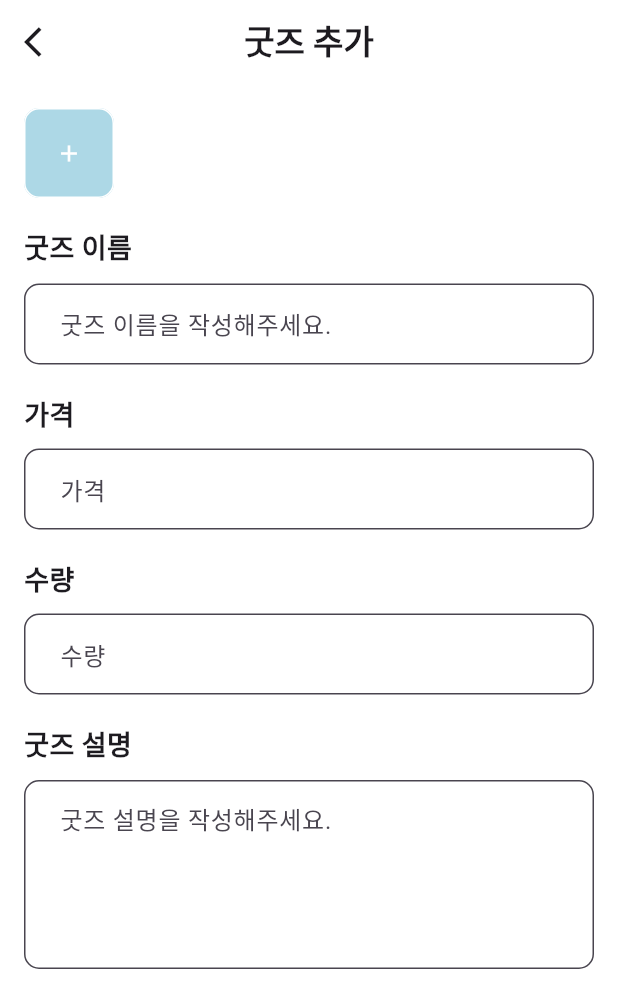
After one commit to rx5460/pophub, a Flutter app: the GoodsCreatePage screen opened directly, after a tap on the "add" icon, on a phone screen of 412 x 824 dp. The commit adds this screen. Shown: the top 1008 px of the screen. Run offline on Flutter 3.47's test engine with Material 3 defaults, Android fonts, the phone set to English and light mode, and no system bars; our stand-ins replace carousel_slider, cloud_firestore, dio, firebase_core, firebase_messaging, flutter_dotenv and 6 more; missing offline and left inert: kakao_map_plugin; accounts and stored records are empty; network calls fail; Roboto replaces fonts that are missing (NanumGothicCoding); statements that could not run were skipped.

Commit message:
- change :굿즈 모델 추가

```diff
--- /dev/null
+++ b/lib/model/goods_model.dart
@@ -0,0 +1,24 @@
+class GoodsModel {
+  int price, quantity;
+  final String userName, productName, description;
+  final List? image;
+
+  GoodsModel.fromJson(Map<String, dynamic> json)
+      : userName = json['user_name'],
+        productName = json['product_name'],
+        price = json['product_price'],
+        description = json['product_description'],
+        quantity = json['remaining_quantity'],
+        image = json['files'];
+
+  Map<String, dynamic> toJson() {
+    return {
+      'user_name': userName,
+      'product_name': productName,
+      'product_price': price,
+      'product_description': description,
+      'remaining_quantity': quantity,
+      'files': image,
+    };
+  }
+}
--- /dev/null
+++ b/lib/notifier/GoodsNotifier.dart
@@ -0,0 +1,19 @@
+import 'package:flutter/material.dart';
+
+class GoodsNotifier with ChangeNotifier {
+  String userName = '';
+  String productName = '';
+  String description = '';
+  int quantity = 0;
+  List<Map<String, dynamic>> images = [];
+  int price = 0;
+  void addImage(Map<String, dynamic> image) {
+    images.add(image);
+    notifyListeners();
+  }
+
+  void removeImage(Map<String, dynamic> image) {
+    images.remove(image);
+    notifyListeners();
+  }
+}
--- /dev/null
+++ b/lib/screen/goods/goods_add_page.dart
@@ -0,0 +1,239 @@
+import 'dart:io';
+
+import 'package:flutter/material.dart';
+import 'package:flutter/services.dart';
+import 'package:image_picker/image_picker.dart';
+import 'package:pophub/model/goods_model.dart';
+import 'package:pophub/notifier/GoodsNotifier.dart';
+import 'package:pophub/screen/custom/custom_title_bar.dart';
+import 'package:provider/provider.dart';
+
+class GoodsCreatePage extends StatefulWidget {
+  final String mode;
+  final GoodsModel? popup;
+
+  const GoodsCreatePage({super.key, this.mode = "add", this.popup});
+
+  @override
+  _GoodsCreatePageState createState() => _GoodsCreatePageState();
+}
+
+class _GoodsCreatePageState extends State<GoodsCreatePage> {
+  @override
+  void initState() {
+    super.initState();
+    _initializeFields();
+  }
+
+  void _initializeFields() {
+    if (widget.popup != null) {
+      _nameController.text = widget.popup?.productName ?? '';
+      _priceController.text = widget.popup?.price.toString() ?? '0';
+      _quantityController.text = widget.popup?.quantity.toString() ?? '0';
+      _descriptionController.text = widget.popup?.description ?? '';
+
+      Provider.of<GoodsNotifier>(context, listen: false).productName =
+          widget.popup?.productName ?? '';
+      Provider.of<GoodsNotifier>(context, listen: false).price =
+          widget.popup?.price ?? 0;
+      Provider.of<GoodsNotifier>(context, listen: false).quantity =
+          widget.popup?.quantity ?? 0;
+      Provider.of<GoodsNotifier>(context, listen: false).description =
+          widget.popup?.description ?? '';
+
+      Provider.of<GoodsNotifier>(context, listen: false).images = widget
+              .popup?.image
+              .map((imageUrl) => {'type': 'url', 'data': imageUrl})
+              .toList() ??
+          [];
+    }
+  }
+
+  final ImagePicker _picker = ImagePicker();
+
+  final _nameController = TextEditingController();
+  final _priceController = TextEditingController();
+  final _quantityController = TextEditingController();
+  final _descriptionController = TextEditingController();
+
+  Future<void> _pickImage() async {
+    try {
+      final XFile? pickedImage =
+          await _picker.pickImage(source: ImageSource.gallery);
+
+      if (pickedImage != null && mounted) {
+        Provider.of<GoodsNotifier>(context, listen: false)
+            .addImage({'type': 'file', 'data': File(pickedImage.path)});
+      }
+    } catch (e) {
+      print('Error picking image: $e');
+    }
+  }
+
+  Future<void> goodsAdd(GoodsNotifier goods) async {
+    // final data = await Api.goodsAdd(goods);
+
+    // if (!data.toString().contains("fail") && mounted) {
+    //   showAlert(context, "성공", "팝업스토어 신청이 완료되었습니다.", () {
+    //     Navigator.of(context).pop();
+
+    //     Navigator.push(
+    //         context,
+    //         MaterialPageRoute(
+    //             builder: (context) => MultiProvider(providers: [
+    //                   ChangeNotifierProvider(create: (_) => UserNotifier())
+    //                 ], child: const BottomNavigationPage())));
+    //   });
+    // } else {}
+  }
+
+  Future<void> goodsModify(GoodsNotifier goods) async {
+    // final data = await Api.goodsModify(goods);
+
+    // if (!data.toString().contains("fail") && mounted) {
+    //   showAlert(context, "성공", "팝업스토어 수정이 완료되었습니다.", () {
+    //     Navigator.of(context).pop();
+
+    //     Navigator.push(
+    //         context,
+    //         MaterialPageRoute(
+    //             builder: (context) => MultiProvider(providers: [
+    //                   ChangeNotifierProvider(create: (_) => UserNotifier())
+    //                 ], child: const BottomNavigationPage())));
+    //   });
+    // } else {}
+  }
+
+  @override
+  Widget build(BuildContext context) {
+    Size screenSize = MediaQuery.of(context).size;
+    double screenWidth = screenSize.width;
+    double screenHeight = screenSize.height;
+    return Scaffold(
+      appBar: CustomTitleBar(
+          titleName: widget.mode == "modify" ? "굿즈 수정" : "굿즈 추가"),
+      body: Padding(
+        padding: const EdgeInsets.all(16.0),
+        child: Consumer<GoodsNotifier>(
+          builder: (context, goods, child) {
+            return ListView(
+              children: [
+                SingleChildScrollView(
+                  scrollDirection: Axis.horizontal,
+                  child: Row(
+                    children: [
+                      SizedBox(
+                        width: 60,
+                        height: 60,
+                        child: OutlinedButton(
+                          onPressed: () => _pickImage(),
+                          child: const Icon(Icons.add),
+                        ),
+                      ),
+                      ...goods.images
+                          .map((image) => Stack(
+                                children: [
+                                  Padding(
+                                    padding: const EdgeInsets.all(4.0),
+                                    child: image['type'] == 'file'
+                                        ? Image.file(
+                                            image['data'],
+                                            width: 60,
+                                            height: 60,
+                                          )
+                                        : Image.network(
+                                            image['data'],
+                                            width: 60,
+                                            height: 60,
+                                          ),
+                                  ),
+                                  Positioned(
+                                    right: 0,
+                                    child: GestureDetector(
+                                      onTap: () => goods.removeImage(image),
+                                      child: Container(
+                                        decoration: BoxDecoration(
+                                          color: Colors.black,
+                                          borderRadius:
+                                              BorderRadius.circular(50),
+                                        ),
+                                        child: const Icon(
+                                          Icons.close,
+                                          size: 20,
+                                          color: Colors.white,
+                                        ),
+                                      ),
+                                    ),
+                                  ),
+                                ],
+                              ))
+                          .toList(),
+                    ],
+                  ),
+                ),
+                const SizedBox(height: 20),
+                const Text(
+                  "굿즈 이름",
+                  style: TextStyle(fontWeight: FontWeight.bold, fontSize: 18),
+                ),
+                const SizedBox(height: 10),
+                TextField(
+                  controller: _nameController,
+                  decoration:
+                      const InputDecoration(labelText: '굿즈 이름을 작성해주세요.'),
+                  onChanged: (value) => goods.productName = value,
+                ),
+                const SizedBox(height: 20),
+                const Text(
+                  "가격",
+                  style: TextStyle(fontWeight: FontWeight.bold, fontSize: 18),
+                ),
+                const SizedBox(height: 10),
+                TextField(
+                  controller: _priceController,
+                  decoration: const InputDecoration(labelText: '가격'),
+                  keyboardType: TextInputType.phone,
+                  inputFormatters: [
+                    FilteringTextInputFormatter.digitsOnly,
+                    LengthLimitingTextInputFormatter(11),
+                  ],
+                  onChanged: (value) => goods.description = value,
+                ),
+                const SizedBox(height: 20),
+                const Text(
+                  "수량",
+                  style: TextStyle(fontWeight: FontWeight.bold, fontSize: 18),
+                ),
+                const SizedBox(height: 10),
+                TextField(
+                  controller: _quantityController,
+                  decoration: const InputDecoration(labelText: '수량'),
+                  keyboardType: TextInputType.phone,
+                  inputFormatters: [
+                    FilteringTextInputFormatter.digitsOnly,
+                    LengthLimitingTextInputFormatter(1000),
+                  ],
+                  onChanged: (value) => goods.quantity = value,
+                ),
+                const SizedBox(height: 20),
+                const Text(
+                  "굿즈 설명",
+                  style: TextStyle(fontWeight: FontWeight.bold, fontSize: 18),
+                ),
+                const SizedBox(height: 10),
+                TextField(
+                  controller: _descriptionController,
+                  decoration: const InputDecoration(
+                      labelText: '굿즈 설명을 작성해주세요.', alignLabelWithHint: true),
+                  maxLines: 4,
+                  onChanged: (value) => goods.description = value,
+                ),
+                const SizedBox(height: 20),
+              ],
+            );
+          },
+        ),
+      ),
+    );
+  }
+}
--- a/lib/screen/goods/goods_list.dart
+++ b/lib/screen/goods/goods_list.dart
@@ -1,6 +1,9 @@
 import 'package:flutter/material.dart';
 import 'package:pophub/model/popup_model.dart';
+import 'package:pophub/notifier/GoodsNotifier.dart';
+import 'package:pophub/screen/goods/goods_add_page.dart';
 import 'package:pophub/screen/goods/goods_detail.dart';
+import 'package:provider/provider.dart';
 
 class GoodsList extends StatefulWidget {
   final PopupModel popup;
@@ -32,8 +35,12 @@ class _GoodsListState extends State<GoodsList> {
         padding: EdgeInsets.only(
           left: screenWidth * 0.05,
           right: screenWidth * 0.05,
-            top: screenHeight * 0.02),
+          top: screenHeight * 0.02,
+          bottom: screenHeight * 0.02,
+        ),
         child: Column(
+          children: [
+            Column(
               crossAxisAlignment: CrossAxisAlignment.start,
               children: [
                 Padding(
@@ -53,7 +60,8 @@ class _GoodsListState extends State<GoodsList> {
                       Navigator.push(
                         context,
                         MaterialPageRoute(
-                        builder: (context) => const GoodsDetail()),
+                          builder: (context) => const GoodsDetail(),
+                        ),
                       );
                     },
                     child: Row(
@@ -67,18 +75,10 @@ class _GoodsListState extends State<GoodsList> {
                             children: [
                               ClipRRect(
                                 borderRadius: BorderRadius.circular(10),
-                            child:
-                                // Image.network(
-                                //   '${popup.image![0]}',
-                                //   // width: screenHeight * 0.07 - 5,
-                                //   width: screenWidth * 0.5,
-                                //   fit: BoxFit.cover,
-                                // ),
-                                Image.asset(
+                                child: Image.asset(
                                   'assets/images/goods.png',
                                   width: screenWidth * 0.5,
                                 ),
-                            //   fit: BoxFit.cover,)
                               ),
                             ],
                           ),
@@ -104,7 +104,6 @@ class _GoodsListState extends State<GoodsList> {
                                   style: TextStyle(
                                     fontSize: 14,
                                     color: Colors.black,
-                                // fontWeight: FontWeight.w900,
                                   ),
                                 ),
                               ),
@@ -113,7 +112,6 @@ class _GoodsListState extends State<GoodsList> {
                                 style: TextStyle(
                                   fontSize: 14,
                                   color: Colors.black,
-                              // fontWeight: FontWeight.w900,
                                 ),
                               ),
                             ],
@@ -125,6 +123,23 @@ class _GoodsListState extends State<GoodsList> {
                 ),
               ],
             ),
+            const Spacer(),
+            OutlinedButton(
+              onPressed: () {
+                if (mounted) {
+                  Navigator.push(
+                      context,
+                      MaterialPageRoute(
+                          builder: (context) => MultiProvider(providers: [
+                                ChangeNotifierProvider(
+                                    create: (_) => GoodsNotifier())
+                              ], child: const GoodsCreatePage(mode: "add"))));
+                }
+              },
+              child: const Text('굿즈 추가하기'),
+            ),
+          ],
+        ),
       ),
     );
   }
--- a/lib/screen/store/popup_detail.dart
+++ b/lib/screen/store/popup_detail.dart
@@ -647,7 +647,7 @@ class _PopupDetailState extends State<PopupDetail> {
                               ],
                             ),
                             Positioned(
-                              top: -AppBar().preferredSize.height + 5,
+                              top: -AppBar().preferredSize.height + 20,
                               left: 0,
                               right: 0,
                               child: Container(
@@ -889,13 +889,34 @@ class _PopupDetailState extends State<PopupDetail> {
           return Builder(
             builder: (context) {
               return SizedBox(
-                width: MediaQuery.of(context).size.width,
-                child: Image.network(
-                  img,
                   width: MediaQuery.of(context).size.width,
-                  fit: BoxFit.fill,
-                ),
-              );
+                  child: Stack(
+                    children: [
+                      Image.network(
+                        img,
+                        width: MediaQuery.of(context).size.width,
+                        fit: BoxFit.fill,
+                      ),
+                      Positioned(
+                        top: 0, // 그림자의 위치 조정
+                        left: 0,
+                        right: 0,
+                        child: Container(
+                          height: 30, // 그림자의 높이 조정
+                          decoration: BoxDecoration(
+                            boxShadow: [
+                              BoxShadow(
+                                color: Colors.black.withOpacity(0.5),
+                                spreadRadius: 2,
+                                blurRadius: 5,
+                                offset: const Offset(0, 3),
+                              ),
+                            ],
+                          ),
+                        ),
+                      ),
+                    ],
+                  ));
             },
           );
         },
```
Lines whose indentation alone changed are shown as unchanged.
